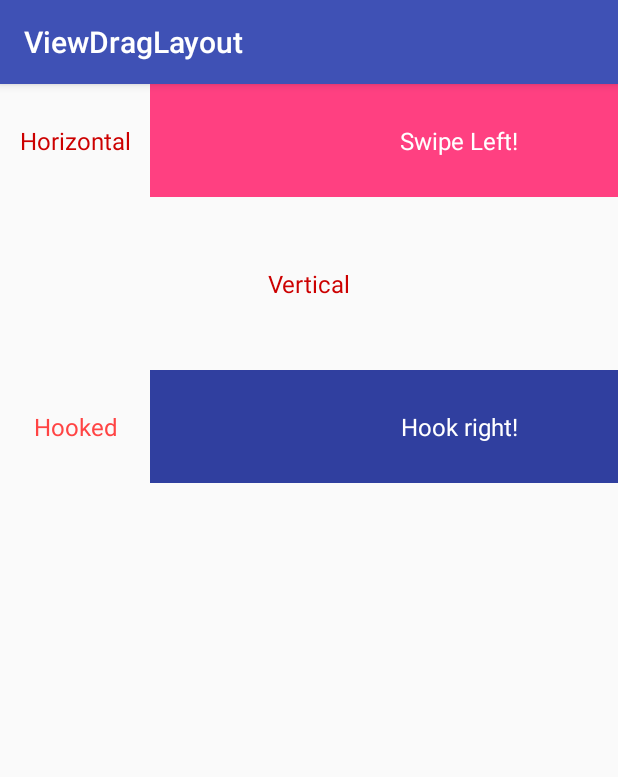
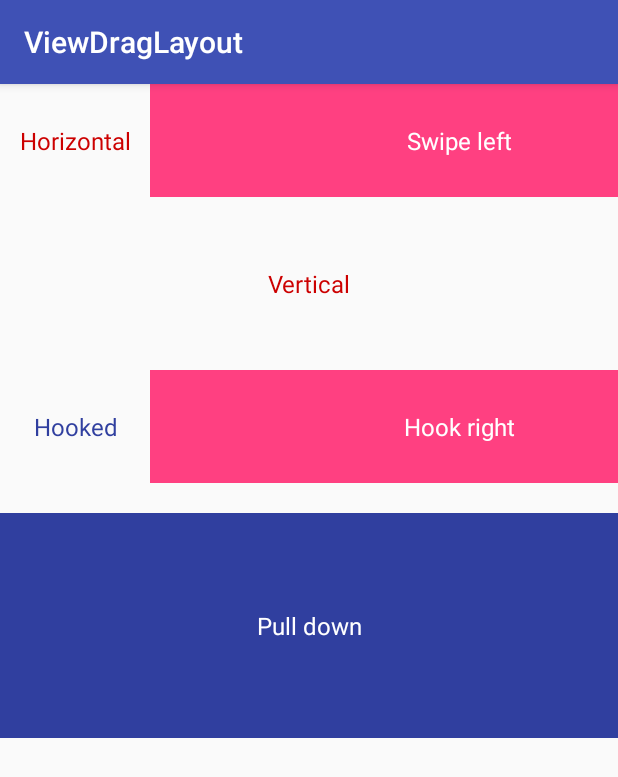
Before and after one commit to GregoryHo/ViewDragLayout, an Android app: the screen it shows after launch (VDHActivity), on a phone screen of 412 x 824 dp. Shown: the top 777 px of the screen. Run offline under Robolectric (Android 15) with nearby library versions, the phone set to English and light mode, and no system bars.

Commit message:
Add pull action and speed factory to adjusted drag speed

```diff
--- a/app/src/main/java/com/ns/greg/viewdraglayout/VDHActivity.java
+++ b/app/src/main/java/com/ns/greg/viewdraglayout/VDHActivity.java
@@ -35,7 +35,7 @@ public class VDHActivity extends AppCompatActivity {
         .setSpecificDragDirectionFlag(R.id.horizontal_hover_view,
             ViewDragLayout.LEFT | ViewDragLayout.RIGHT)
         .setDragX(dragX, 0)
-        .asChain(true)
+        .asChain()
         .create();
 
     /*--------------------------------
@@ -54,7 +54,7 @@ public class VDHActivity extends AppCompatActivity {
             ViewDragLayout.TOP | ViewDragLayout.BOTTOM)
         .setSpecificDragEdgeFlag(R.id.vertical_hover_view, ViewDragHelper.EDGE_TOP)
         .setDragY(dragY, 0)
-        .asChain(true)
+        .asChain()
         .create();
 
     /*--------------------------------
@@ -72,7 +72,21 @@ public class VDHActivity extends AppCompatActivity {
         .setSpecificDragDirectionFlag(R.id.hooked_hover_view,
             ViewDragLayout.LEFT | ViewDragLayout.RIGHT)
         .setSpecificDragX(R.id.hooked_bottom_view, dragX, 0)
+        .speedFactor(0.5f)
         .hookWith(R.id.hooked_hover_view, R.id.hooked_bottom_view)
+        .create();
+
+    /*--------------------------------
+     * Pull down
+     *-------------------------------*/
+    final ViewDragLayout pullDown = (ViewDragLayout) findViewById(R.id.pull_down_vdh);
+    final int pullY = convertDpToPixel(150f, getApplicationContext());
+    new ViewDragLayout.Builder(pullDown).setLayoutType(ViewDragLayout.HOVER_OVERLAY)
+        .setSpecificDragDirectionFlag(R.id.pull_hover_view,
+            ViewDragLayout.TOP | ViewDragLayout.BOTTOM)
+        .setDragY(0, pullY)
+        .speedFactor(0.5f)
+        .asPull()
         .create();
   }
 
--- a/app/src/main/res/layout/demo.xml
+++ b/app/src/main/res/layout/demo.xml
@@ -1,15 +1,15 @@
 <?xml version="1.0" encoding="utf-8"?>
-<RelativeLayout
+<LinearLayout
     xmlns:android="http://schemas.android.com/apk/res/android"
     android:layout_width="match_parent"
     android:layout_height="match_parent"
+    android:orientation="vertical"
     >
 
   <com.ns.greg.library.ViewDragLayout
       android:id="@+id/horizontal_vdh"
       android:layout_width="match_parent"
       android:layout_height="75dp"
-      android:layout_alignParentRight="true"
       >
 
     <LinearLayout
@@ -24,7 +24,7 @@
           android:layout_width="match_parent"
           android:layout_height="match_parent"
           android:gravity="center"
-          android:text="Swipe Left!"
+          android:text="Swipe left"
           android:textColor="@android:color/white"
           android:textSize="16sp"
           />
@@ -48,8 +48,6 @@
       android:id="@+id/vertical_vdh"
       android:layout_width="match_parent"
       android:layout_height="75dp"
-      android:layout_alignParentRight="true"
-      android:layout_below="@+id/horizontal_vdh"
       android:layout_marginTop="20dp"
       >
 
@@ -65,7 +63,7 @@
           android:layout_width="match_parent"
           android:layout_height="match_parent"
           android:gravity="center"
-          android:text="Swipe Top!"
+          android:text="Swipe top"
           android:textColor="@android:color/white"
           android:textSize="16sp"
           />
@@ -89,8 +87,6 @@
       android:id="@+id/hooked_vdh"
       android:layout_width="match_parent"
       android:layout_height="75dp"
-      android:layout_alignParentRight="true"
-      android:layout_below="@+id/vertical_vdh"
       android:layout_marginTop="20dp"
       >
 
@@ -98,7 +94,7 @@
         android:id="@+id/hooked_hover_view"
         android:layout_width="match_parent"
         android:layout_height="match_parent"
-        android:background="@color/colorPrimaryDark"
+        android:background="@color/colorAccent"
         android:orientation="horizontal"
         >
 
@@ -106,7 +102,7 @@
           android:layout_width="match_parent"
           android:layout_height="match_parent"
           android:gravity="center"
-          android:text="Hook right!"
+          android:text="Hook right"
           android:textColor="@android:color/white"
           android:textSize="16sp"
           />
@@ -120,10 +116,39 @@
         android:layout_gravity="center"
         android:gravity="center"
         android:text="Hooked"
-        android:textColor="@android:color/holo_red_light"
+        android:textColor="@color/colorPrimaryDark"
         android:textSize="16sp"
         />
 
   </com.ns.greg.library.ViewDragLayout>
 
-</RelativeLayout>
+  <com.ns.greg.library.ViewDragLayout
+      android:id="@+id/pull_down_vdh"
+      android:layout_width="match_parent"
+      android:layout_height="150dp"
+      android:layout_marginTop="20dp"
+      >
+
+    <LinearLayout
+        android:id="@+id/pull_hover_view"
+        android:layout_width="match_parent"
+        android:layout_height="match_parent"
+        android:layout_gravity="top"
+        android:background="@color/colorPrimaryDark"
+        android:orientation="horizontal"
+        >
+
+      <TextView
+          android:layout_width="match_parent"
+          android:layout_height="match_parent"
+          android:gravity="center"
+          android:text="Pull down"
+          android:textColor="@android:color/white"
+          android:textSize="16sp"
+          />
+
+    </LinearLayout>
+
+  </com.ns.greg.library.ViewDragLayout>
+
+</LinearLayout>
--- a/library/src/main/java/com/ns/greg/library/Distance.java
+++ b/library/src/main/java/com/ns/greg/library/Distance.java
@@ -6,19 +6,30 @@ package com.ns.greg.library;
 
 class Distance {
 
+  private int startPoint;
   private int dragMin;
-
   private int dragMax;
-
   private int min;
-
   private int max;
 
   Distance(int startPoint, int dragMin, int dragMax) {
+    this.startPoint = startPoint;
     this.dragMin = dragMin;
     this.dragMax = dragMax;
     this.min = startPoint - dragMin;
     this.max = startPoint + dragMax;
+  }
+
+  int getStartPoint() {
+    return startPoint;
+  }
+
+  int getDragMin() {
+    return dragMin;
+  }
+
+  int getDragMax() {
+    return dragMax;
   }
 
   int getMin() {
```
Also changed, not shown: library/src/main/java/com/ns/greg/library/ViewDragLayout.java (+72 -43 lines).
